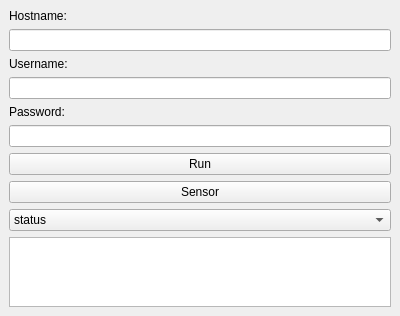
First picture: the form in MainWindow.ui, repository lilxandrias/ipmimanager, before the edit.
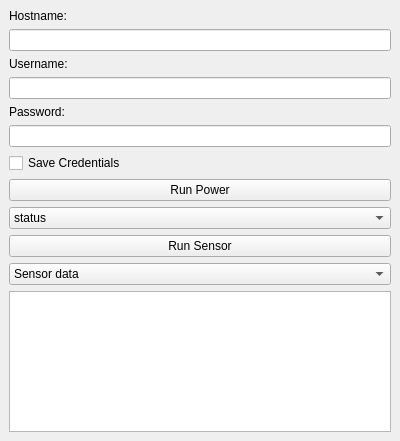
Second picture: the form after the edit.

Commit message: "Save Credentials" tickbox

Patch:
```diff
--- a/MainWindow.ui
+++ b/MainWindow.ui
@@ -7,7 +7,7 @@
     <x>0</x>
     <y>0</y>
     <width>400</width>
-    <height>300</height>
+    <height>441</height>
    </rect>
   </property>
   <property name="windowTitle">
@@ -46,16 +46,16 @@
      <widget class="QLineEdit" name="passwordLineEdit"/>
     </item>
     <item>
-     <widget class="QPushButton" name="runButton">
+     <widget class="QCheckBox" name="persistentCheckBox">
       <property name="text">
-       <string>Run</string>
+       <string>Save Credentials</string>
       </property>
      </widget>
     </item>
     <item>
      <widget class="QPushButton" name="sensorButton">
       <property name="text">
-       <string>Sensor</string>
+       <string>Run Power</string>
       </property>
      </widget>
     </item>
@@ -98,6 +98,22 @@
       </item>
      </widget>
     </item>
+    <item>
+     <widget class="QPushButton" name="runSensorButton">
+      <property name="text">
+       <string>Run Sensor</string>
+      </property>
+     </widget>
+    </item>
+    <item>
+     <widget class="QComboBox" name="sensorComboBox">
+      <item>
+       <property name="text">
+        <string>Sensor data</string>
+       </property>
+      </item>
+     </widget>
+    </item>
     <item>
      <widget class="QTextEdit" name="outputTextEdit"/>
     </item>
```
Left out of the diff: 4 changed lines with no effect on the pictures. The commit also changes 2 other files.
